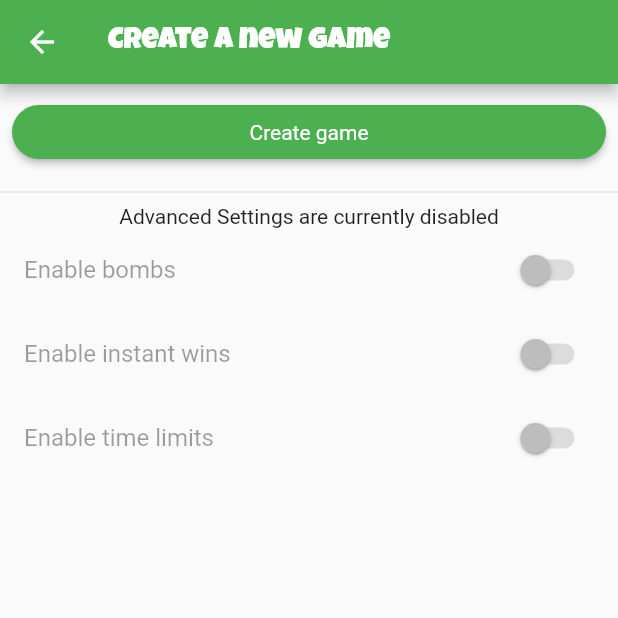
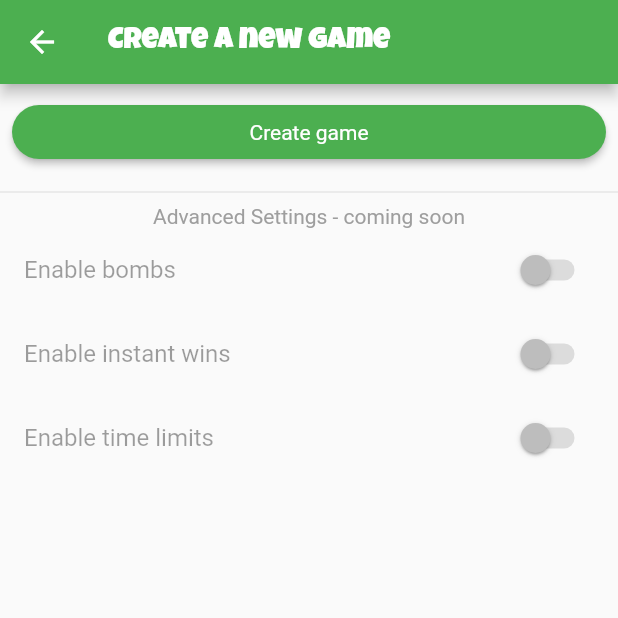
Before and after one commit to danielkerwin/thirteen_app, a Flutter app: the CreateGameScreen screen opened by its route, on a phone screen of 412 x 824 dp, the top half of it. Run offline on Flutter 3.47's test engine with Material 2 defaults, Android fonts, the phone set to English and light mode, and no system bars; our stand-ins replace audioplayers, cloud_firestore, cloud_functions, firebase_auth, firebase_core, flutter_riverpod and 3 more; accounts and stored records are empty.

Commit message:
chore: change create screen text

```diff
--- a/lib/screens/create_game.screen.dart
+++ b/lib/screens/create_game.screen.dart
@@ -67,7 +67,10 @@ class _CreateGameScreenState extends ConsumerState<CreateGameScreen> {
             ],
           ),
           const Divider(),
-          const Text('Advanced Settings are currently disabled'),
+          const Text(
+            'Advanced Settings - coming soon',
+            style: TextStyle(color: Colors.grey),
+          ),
           Expanded(
             child: ListView(
               children: [
```
